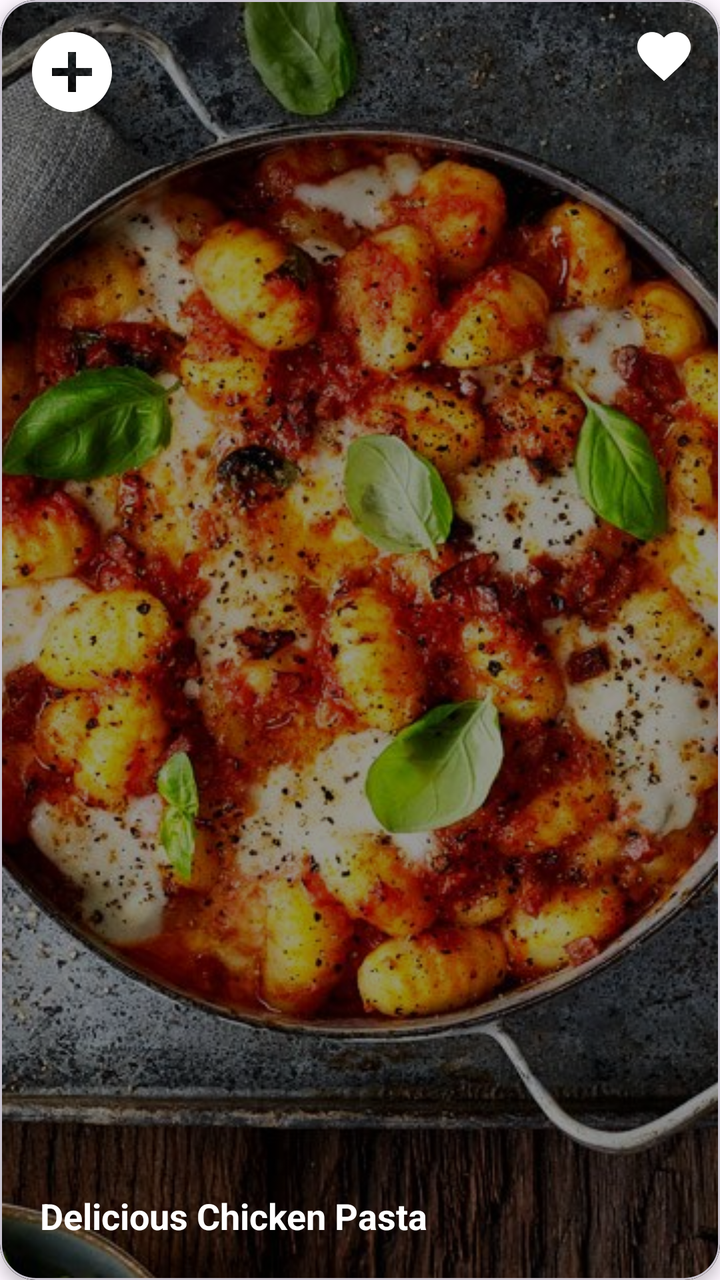
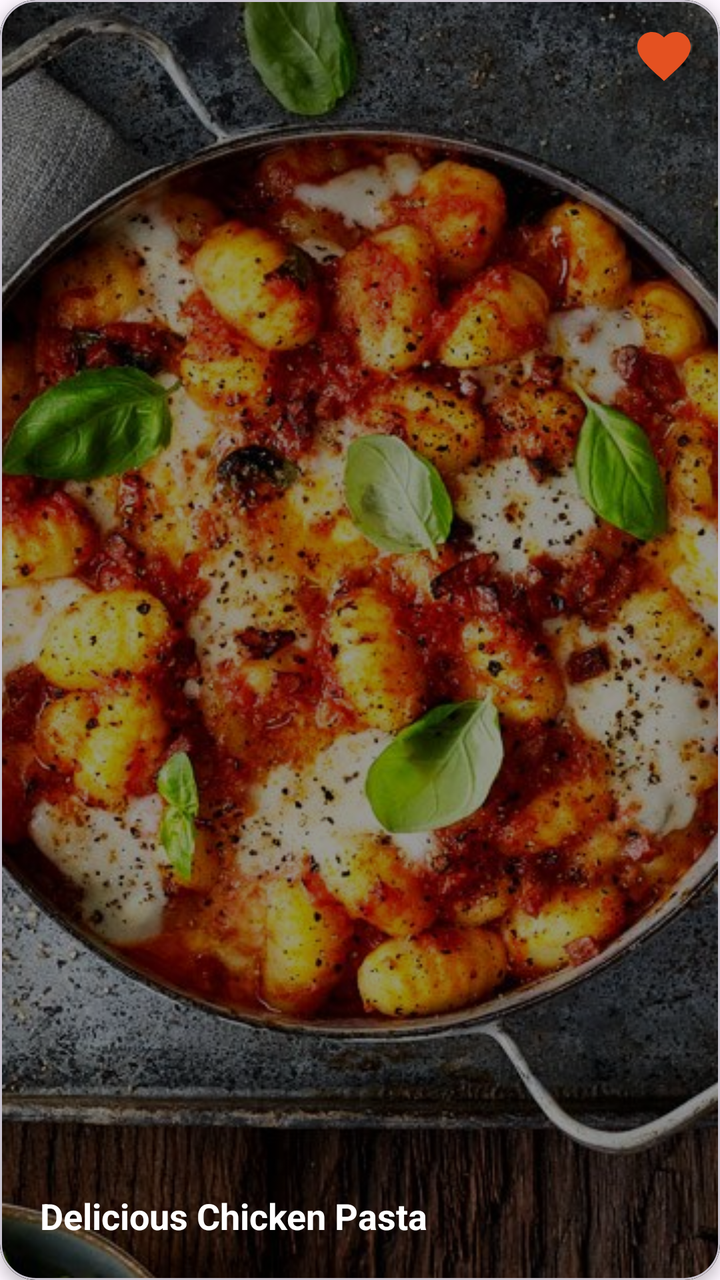

The first picture is an Android layout as it rendered before a commit; the second is the same layout after the commit. The layout source and the unified diff follow.
<!-- AndroidManifest.xml: application theme Theme.FoodPlanner -->
<!-- res/layout/home_meals_card.xml -->
<?xml version="1.0" encoding="utf-8"?>
<com.google.android.material.card.MaterialCardView
    xmlns:android="http://schemas.android.com/apk/res/android"
    xmlns:app="http://schemas.android.com/apk/res-auto"
    android:id="@+id/mealOfDayCard"
    android:layout_width="240dp"
    android:layout_height="190dp"
    app:cardCornerRadius="18dp"
    app:cardElevation="4dp"
    app:layout_constraintTop_toTopOf="parent"
    app:layout_constraintStart_toStartOf="parent"
    app:layout_constraintEnd_toEndOf="parent"
    >

    <FrameLayout
        android:layout_width="match_parent"
        android:layout_height="match_parent">

        <ImageView
            android:id="@+id/mealImage"
            android:layout_width="match_parent"
            android:layout_height="match_parent"
            android:scaleType="centerCrop"
            android:src="@drawable/placeholder_food" />

        <View
            android:layout_width="match_parent"
            android:layout_height="match_parent"
            android:background="@color/darkOverlay" />


        <TextView
            android:id="@+id/mealTitle"
            android:layout_width="match_parent"
            android:layout_height="wrap_content"
            android:text="Delicious Chicken Pasta"
            android:textColor="@android:color/white"
            android:layout_margin="20dp"
            android:layout_gravity="bottom|start"
            android:textSize="18sp"
            android:textStyle="bold"
            android:maxLines="1"
            android:ellipsize="end" />

        <ImageView
            android:id="@+id/addToPlanBtn"
            android:layout_width="48dp"
            android:layout_height="48dp"
            android:layout_gravity="top|start"
            android:layout_margin="12dp"
            android:src="@drawable/add"
            app:tint="@color/white"
            />

        <ImageView
            android:id="@+id/addToFavBtn"
            android:layout_width="32dp"
            android:layout_height="32dp"
            android:layout_gravity="top|end"
            android:layout_margin="12dp"
            android:src="@drawable/baseline_favorite_24"
            app:tint="@color/white"
            />


    </FrameLayout>

</com.google.android.material.card.MaterialCardView>
<!-- resources referenced by this layout -->
<resources>
  <color name="darkOverlay">#66000000</color>
  <color name="white">#FFFFFFFF</color>
  <!-- drawable add (drawable) -->
  <vector xmlns:android="http://schemas.android.com/apk/res/android" android:height="24dp" android:tint="#96614F" android:viewportHeight="24" android:viewportWidth="24" android:width="24dp">
        
      <path android:fillColor="@android:color/white" android:pathData="M12,2C6.48,2 2,6.48 2,12s4.48,10 10,10 10,-4.48 10,-10S17.52,2 12,2zM17,13h-4v4h-2v-4L7,13v-2h4L11,7h2v4h4v2z"/>
      
  </vector>
  <!-- drawable baseline_favorite_24 (drawable) -->
  <vector xmlns:android="http://schemas.android.com/apk/res/android" android:height="24dp" android:tint="#96614F" android:viewportHeight="24" android:viewportWidth="24" android:width="24dp">
        
      <path android:fillColor="@android:color/white" android:pathData="M12,21.35l-1.45,-1.32C5.4,15.36 2,12.28 2,8.5 2,5.42 4.42,3 7.5,3c1.74,0 3.41,0.81 4.5,2.09C13.09,3.81 14.76,3 16.5,3 19.58,3 22,5.42 22,8.5c0,3.78 -3.4,6.86 -8.55,11.54L12,21.35z"/>
      
  </vector>
  <!-- drawable placeholder_food: jpg bitmap (drawable, 159625 bytes) -->
  <style name="Theme.FoodPlanner" parent="Base.Theme.FoodPlanner" />
  <style name="Base.Theme.FoodPlanner" parent="Theme.Material3.DayNight.NoActionBar">
          
          
      </style>
</resources>

<!-- the commit's change to res/layout/home_meals_card.xml (unified diff, before → after) -->
@@ -43,24 +43,13 @@
             android:ellipsize="end" />
 
         <ImageView
-            android:id="@+id/addToPlanBtn"
-            android:layout_width="48dp"
-            android:layout_height="48dp"
-            android:layout_gravity="top|start"
-            android:layout_margin="12dp"
-            android:src="@drawable/add"
-            app:tint="@color/white"
-            />
-
-        <ImageView
             android:id="@+id/addToFavBtn"
             android:layout_width="32dp"
             android:layout_height="32dp"
             android:layout_gravity="top|end"
             android:layout_margin="12dp"
             android:src="@drawable/baseline_favorite_24"
-            app:tint="@color/white"
-            />
+            app:tint="@color/primary_orange" />
 
 
     </FrameLayout>
<!-- resource entries referenced after the edit -->
@@ -1,13 +1,7 @@
 <!-- resources referenced by this layout -->
 <resources>
   <color name="darkOverlay">#66000000</color>
-  <color name="white">#FFFFFFFF</color>
-  <!-- drawable add (drawable) -->
-  <vector xmlns:android="http://schemas.android.com/apk/res/android" android:height="24dp" android:tint="#96614F" android:viewportHeight="24" android:viewportWidth="24" android:width="24dp">
-        
-      <path android:fillColor="@android:color/white" android:pathData="M12,2C6.48,2 2,6.48 2,12s4.48,10 10,10 10,-4.48 10,-10S17.52,2 12,2zM17,13h-4v4h-2v-4L7,13v-2h4L11,7h2v4h4v2z"/>
-      
-  </vector>
+  <color name="primary_orange">#e45121</color>
   <!-- drawable baseline_favorite_24 (drawable) -->
   <vector xmlns:android="http://schemas.android.com/apk/res/android" android:height="24dp" android:tint="#96614F" android:viewportHeight="24" android:viewportWidth="24" android:width="24dp">
         
